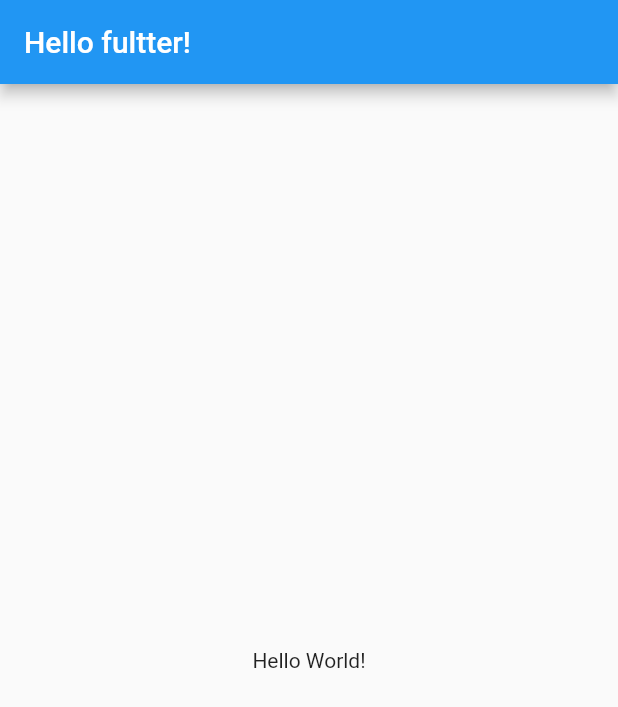
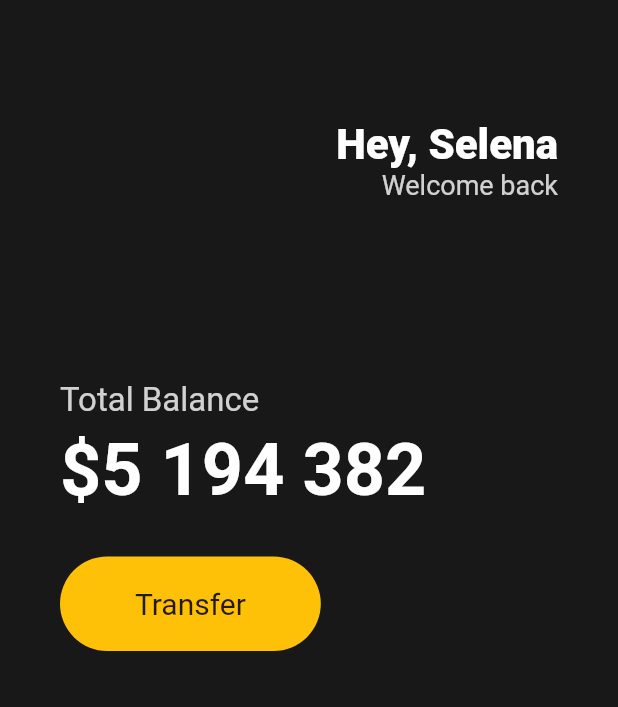
Before and after one commit to go-coding1/FlutterStudy, a Flutter app: the screen it shows after launch, on a phone screen of 412 x 824 dp. Shown: the top 707 px of the screen. Run offline on Flutter 3.47's test engine with Material 2 defaults, Android fonts, the phone set to English and light mode, and no system bars.

Commit message:
3.2 Buttons Section 까지 완료

```diff
--- a/toonflix/lib/main.dart
+++ b/toonflix/lib/main.dart
@@ -9,11 +9,84 @@ class App extends StatelessWidget {
   Widget build(BuildContext context) {
     return MaterialApp(
       home: Scaffold(
-        appBar: AppBar(
-          title: Text('Hello fultter!'),
-        ),
-        body: Center(
-          child: Text('Hello World!'),
+        backgroundColor: Color(0xFF181818),
+        body: Padding(
+          padding: EdgeInsets.symmetric(horizontal: 40),
+          child: Column(
+            crossAxisAlignment: CrossAxisAlignment.start,
+            children: [
+              SizedBox(
+                height: 80,
+              ),
+              Row(
+                mainAxisAlignment: MainAxisAlignment.end,
+                children: [
+                  Column(
+                    crossAxisAlignment: CrossAxisAlignment.end,
+                    children: [
+                      Text('Hey, Selena',
+                          style: TextStyle(
+                            color: Colors.white,
+                            fontSize: 28,
+                            fontWeight: FontWeight.w800,
+                          )),
+                      Text('Welcome back',
+                          style: TextStyle(
+                            color: Colors.white.withOpacity(0.8),
+                            fontSize: 18,
+                          )),
+                    ],
+                  )
+                ],
+              ),
+              SizedBox(
+                height: 120,
+              ),
+              Text(
+                'Total Balance',
+                style: TextStyle(
+                  fontSize: 22,
+                  color: Colors.white.withOpacity(0.8),
+                ),
+              ),
+              SizedBox(
+                height: 5,
+              ),
+              Text(
+                '\$5 194 382',
+                style: TextStyle(
+                  fontSize: 48,
+                  fontWeight: FontWeight.w600,
+                  color: Colors.white,
+                ),
+              ),
+              SizedBox(
+                height: 30,
+              ),
+              Row(
+                children: [
+                  Container(
+                    decoration: BoxDecoration(
+                      color: Colors.amber,
+                      borderRadius: BorderRadius.circular(45),
+                    ),
+                    child: Padding(
+                      padding: EdgeInsets.symmetric(
+                        vertical: 20,
+                        horizontal: 50,
+                      ),
+                      child: Text(
+                        'Transfer',
+                        style: TextStyle(
+                          fontSize: 20,
+                        ),
+                      ),
+                    ),
+                  )
+                ],
+              ),
+            ],
+          ),
         ),
       ),
     );
```
